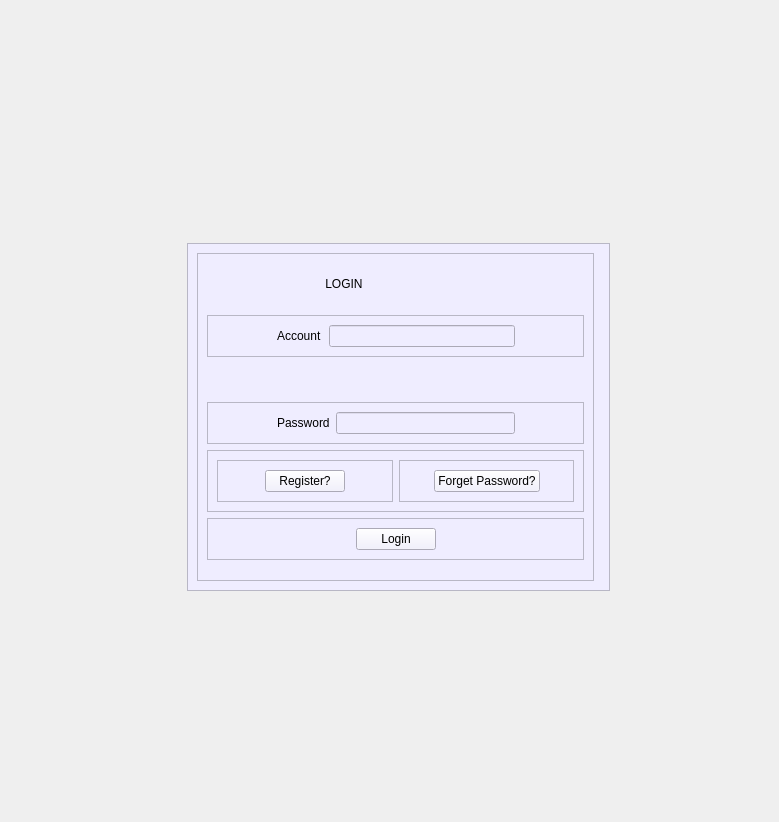
Old version of the form login.ui in the repository SANLEIGO/QtBasedApp.
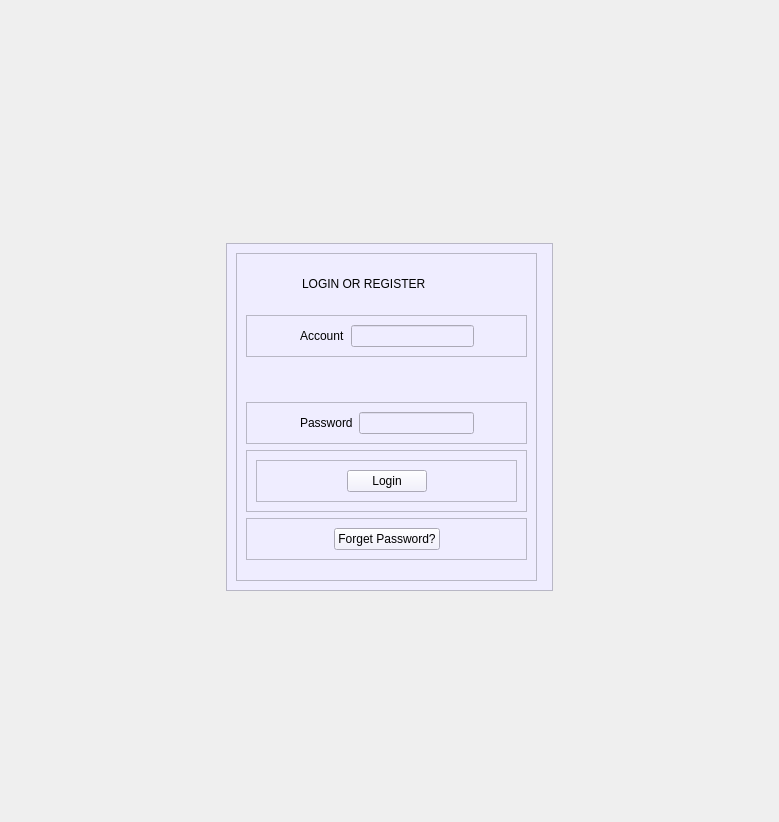
New version of the form.

Patch:
```diff
--- a/login.ui
+++ b/login.ui
@@ -102,7 +102,7 @@
               <string notr="true">font: 14pt &quot;Microsoft YaHei UI&quot;;</string>
              </property>
              <property name="text">
-              <string>             LOGIN</string>
+              <string>LOGIN OR REGISTER</string>
              </property>
             </widget>
            </item>
@@ -259,52 +259,7 @@
            <property name="frameShadow">
             <enum>QFrame::Raised</enum>
            </property>
-           <layout class="QHBoxLayout" name="horizontalLayout_17" stretch="1,1">
-            <item>
-             <widget class="QFrame" name="frame_10">
-              <property name="frameShape">
-               <enum>QFrame::StyledPanel</enum>
-              </property>
-              <property name="frameShadow">
-               <enum>QFrame::Raised</enum>
-              </property>
-              <layout class="QHBoxLayout" name="horizontalLayout_16" stretch="1,2,1">
-               <item>
-                <spacer name="horizontalSpacer_21">
-                 <property name="orientation">
-                  <enum>Qt::Horizontal</enum>
-                 </property>
-                 <property name="sizeHint" stdset="0">
-                  <size>
-                   <width>40</width>
-                   <height>20</height>
-                  </size>
-                 </property>
-                </spacer>
-               </item>
-               <item>
-                <widget class="QPushButton" name="pushButton_2">
-                 <property name="text">
-                  <string>Register?</string>
-                 </property>
-                </widget>
-               </item>
-               <item>
-                <spacer name="horizontalSpacer_11">
-                 <property name="orientation">
-                  <enum>Qt::Horizontal</enum>
-                 </property>
-                 <property name="sizeHint" stdset="0">
-                  <size>
-                   <width>40</width>
-                   <height>20</height>
-                  </size>
-                 </property>
-                </spacer>
-               </item>
-              </layout>
-             </widget>
-            </item>
+           <layout class="QHBoxLayout" name="horizontalLayout_17" stretch="1">
             <item>
              <widget class="QFrame" name="frame_9">
               <property name="frameShape">
@@ -313,7 +268,7 @@
               <property name="frameShadow">
                <enum>QFrame::Raised</enum>
               </property>
-              <layout class="QHBoxLayout" name="horizontalLayout_15" stretch="1,2,1">
+              <layout class="QHBoxLayout" name="horizontalLayout_15" stretch="1,0,1">
                <item>
                 <spacer name="horizontalSpacer_19">
                  <property name="orientation">
@@ -328,9 +283,15 @@
                 </spacer>
                </item>
                <item>
-                <widget class="QPushButton" name="pushButton">
+                <widget class="QPushButton" name="pushButton_3">
                  <property name="text">
-                  <string>Forget Password?</string>
+                  <string>Login</string>
+                 </property>
+                 <property name="iconSize">
+                  <size>
+                   <width>20</width>
+                   <height>20</height>
+                  </size>
                  </property>
                 </widget>
                </item>
@@ -376,15 +337,9 @@
              </spacer>
             </item>
             <item>
-             <widget class="QPushButton" name="pushButton_3">
+             <widget class="QPushButton" name="pushButton">
               <property name="text">
-               <string>Login</string>
-              </property>
-              <property name="iconSize">
-               <size>
-                <width>20</width>
-                <height>20</height>
-               </size>
+               <string>Forget Password?</string>
               </property>
              </widget>
             </item>
```
Left out of the diff: 2 changed lines with no effect on the pictures.
